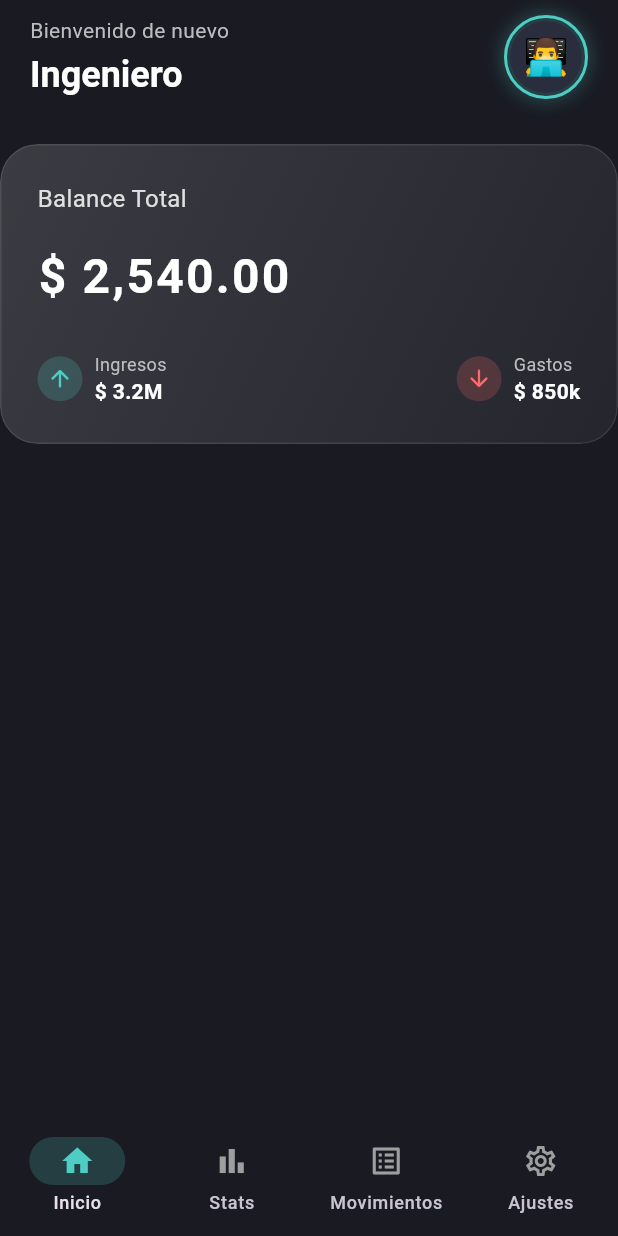
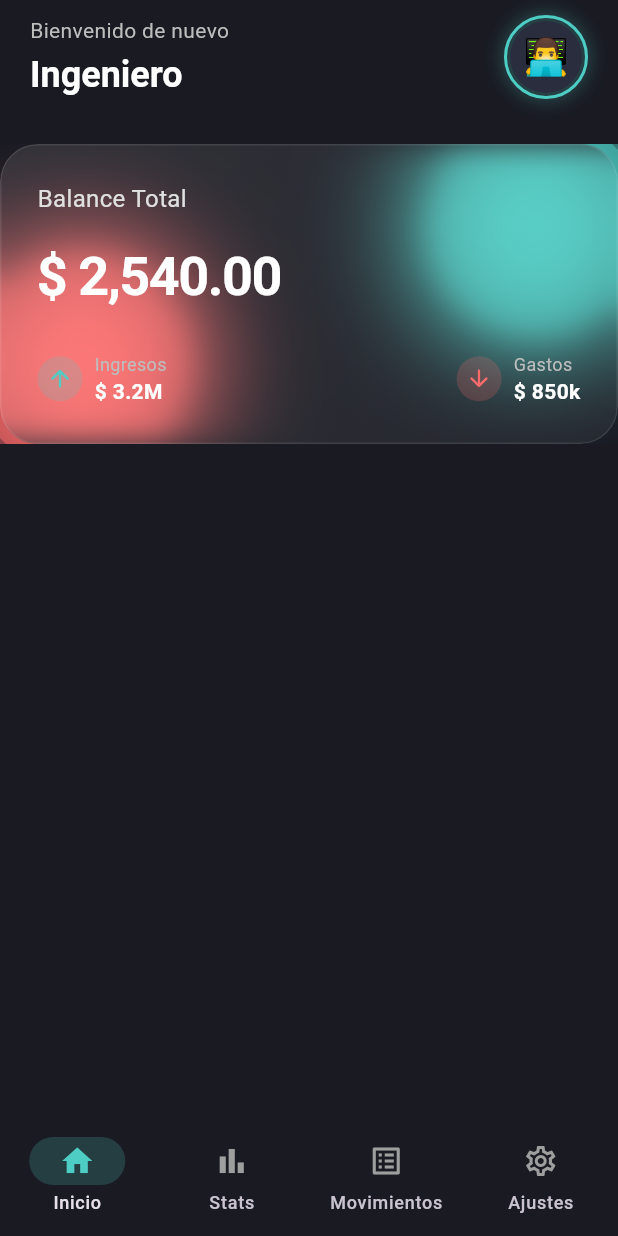
Before and after one commit to AndresCastilloPlata/balancea, a Flutter app: the screen it shows after launch, on a phone screen of 412 x 824 dp. Run offline on Flutter 3.47's test engine with Material 3 defaults, Android fonts, the phone set to English and light mode, and no system bars; our stand-ins replace go_router.

Commit message:
Design: Agregadas luces de fondo (Backlights) a BalanceCard para resaltar efecto Glassmorphism

```diff
--- a/lib/presentation/widgets/home/balance_card.dart
+++ b/lib/presentation/widgets/home/balance_card.dart
@@ -13,11 +13,24 @@ class BalanceCard extends StatelessWidget {
 
       child: Stack(
         children: [
+          // Luces de fondo
+          const Positioned(
+            top: -20,
+            right: -20,
+            child: _DecorationLight(color: Color(0xFF4ECDC4)),
+          ),
+          // Luces de fondo
+          const Positioned(
+            bottom: -20,
+            left: -20,
+            child: _DecorationLight(color: Color(0xFFFF6B6B)),
+          ),
+
           // Efecto de vidrio
           ClipRRect(
             borderRadius: BorderRadius.circular(25),
             child: BackdropFilter(
-              filter: ImageFilter.blur(sigmaX: 15, sigmaY: 15),
+              filter: ImageFilter.blur(sigmaX: 10, sigmaY: 10),
               child: Container(
                 decoration: BoxDecoration(
                   borderRadius: BorderRadius.circular(25),
@@ -29,7 +42,7 @@ class BalanceCard extends StatelessWidget {
                     begin: Alignment.topLeft,
                     end: Alignment.bottomRight,
                     colors: [
-                      Colors.white.withValues(alpha: 0.15),
+                      Colors.white.withValues(alpha: 0.1),
                       Colors.white.withValues(alpha: 0.05),
                     ],
                   ),
@@ -56,9 +69,9 @@ class BalanceCard extends StatelessWidget {
                   '\$ 2,540.00',
                   style: TextStyle(
                     color: Colors.white,
-                    fontSize: 32,
+                    fontSize: 36,
                     fontWeight: FontWeight.bold,
-                    letterSpacing: 1.5,
+                    letterSpacing: -1.0,
                   ),
                 ),
                 const SizedBox(height: 20),
@@ -88,6 +101,24 @@ class BalanceCard extends StatelessWidget {
             ),
           ),
         ],
+      ),
+    );
+  }
+}
+
+class _DecorationLight extends StatelessWidget {
+  final Color color;
+  const _DecorationLight({required this.color});
+
+  @override
+  Widget build(BuildContext context) {
+    return Container(
+      width: 150,
+      height: 150,
+      decoration: BoxDecoration(
+        shape: BoxShape.circle,
+        color: color.withValues(alpha: 0.5),
+        boxShadow: [BoxShadow(color: color, blurRadius: 60, spreadRadius: 10)],
       ),
     );
   }
```
